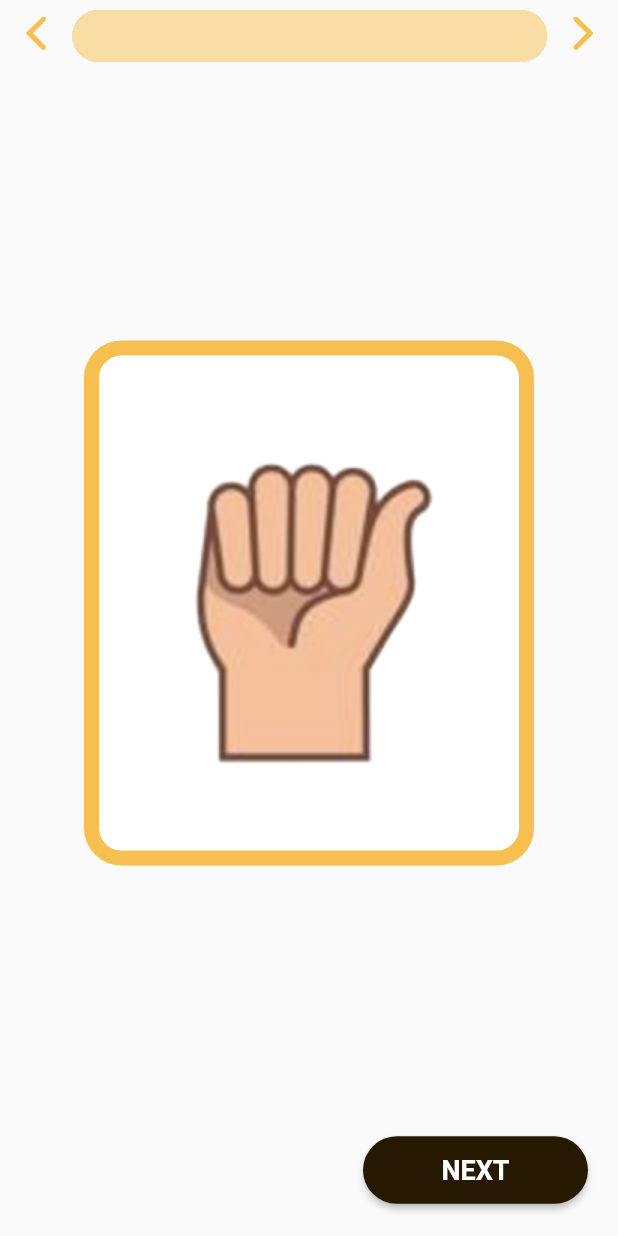
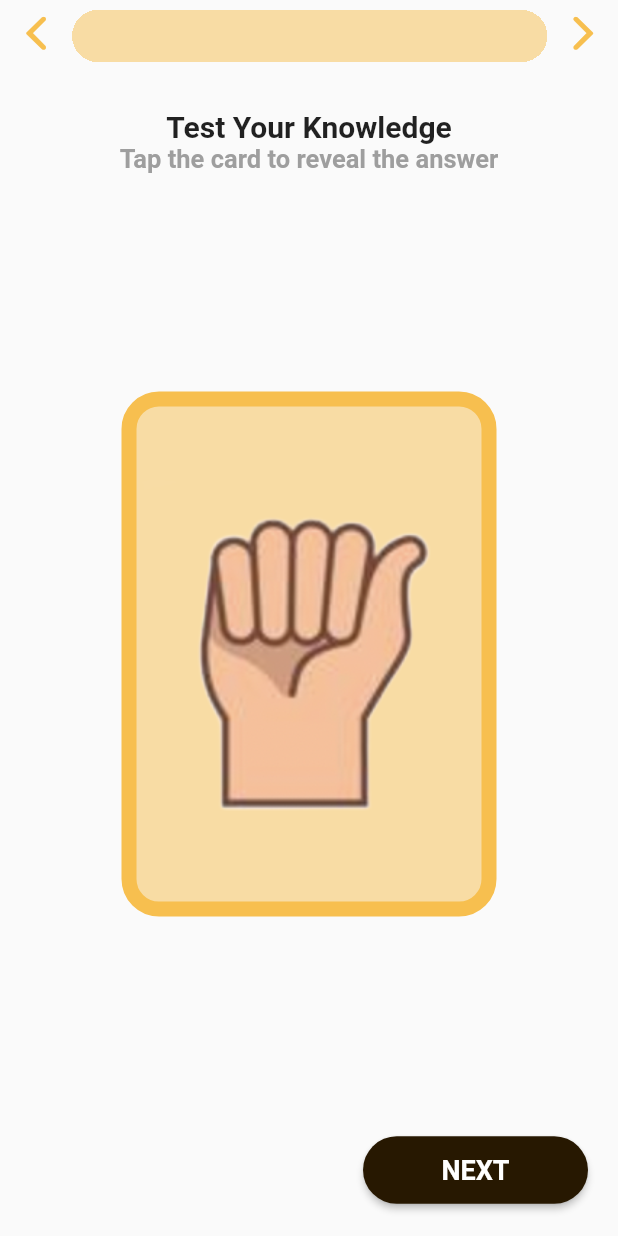
Before and after one commit to JariP5/ASL, a Flutter app: the FlashcardsView screen opened directly, on a phone screen of 412 x 824 dp. Run offline on Flutter 3.47's test engine with Material 2 defaults, Android fonts, the phone set to English and light mode, and no system bars; drawn by our look-alikes of flip_card; our stand-ins replace camera, firebase_core; missing offline and left inert: firebase_ml_model_downloader, tflite_flutter, tflite_flutter_helper; accounts and stored records are empty.

Commit message:
Correct flashcards styling

```diff
--- a/lib/Flashcards/cards_view.dart
+++ b/lib/Flashcards/cards_view.dart
@@ -143,13 +143,30 @@ class _FlashcardsViewState extends State<FlashcardsView> {
                 ),
               ],
             ),
+            const SizedBox(height: 25.0),
+            Column(
+              children: const [
+                Text(
+                  "Test Your Knowledge",
+                  textAlign: TextAlign.center,
+                  style: TextStyle(fontSize: 20, fontWeight: FontWeight.bold),
+                ),
+                Text(
+                  "Tap the card to reveal the answer",
+                  style: TextStyle(
+                      fontSize: 17,
+                      fontWeight: FontWeight.bold,
+                      color: Colors.grey),
+                ),
+              ],
+            ),
             Expanded(
               child: Center(
                 child: Container(
                   height: 350,
-                  width: 300,
+                  width: 250,
                   decoration: BoxDecoration(
-                    color: Colors.white,
+                    color: const Color(0x80F7BF4F),
                     border: Border.all(color: kPrimaryColor, width: 10),
                     borderRadius: BorderRadius.circular(25),
                   ),
@@ -159,7 +176,7 @@ class _FlashcardsViewState extends State<FlashcardsView> {
                       direction: FlipDirection.HORIZONTAL,
                       front: Image.asset(
                         flashcards[_currentIndex]['image'],
-                        fit: BoxFit.cover,
+                        fit: BoxFit.fitWidth,
                       ),
                       back: Text(
                         flashcards[_currentIndex]['letter'],
```
